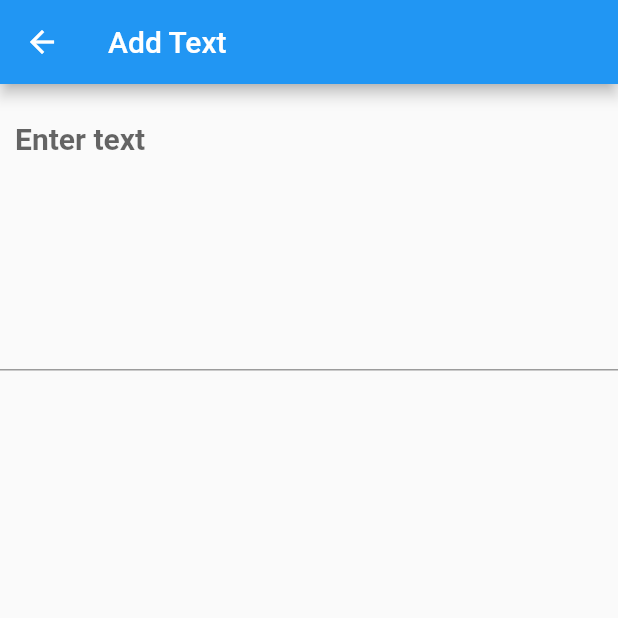
After one commit to BPATHAK10/AudioBookCompanion-minorProject-frontend, a Flutter app: the screen it shows after launch, after a tap on the "add" icon, on a phone screen of 412 x 824 dp, the top half of it. The commit adds this screen. Run offline on Flutter 3.47's test engine with Material 2 defaults, Android fonts, the phone set to English and light mode, and no system bars.

Commit message:
add floating button created, botton nav bar scraped

```diff
--- a/audiobook_companion/lib/main.dart
+++ b/audiobook_companion/lib/main.dart
@@ -1,35 +1,20 @@
+import 'package:audiobook_companion/screens/homescreen.dart';
 import 'package:flutter/material.dart';
 
 void main() {
   runApp(const MyApp());
 }
 
-class MyApp extends StatefulWidget {
-  const MyApp({Key? key}) : super(key: key);
+class MyApp extends StatelessWidget {
+  const MyApp({ Key? key }) : super(key: key);
 
   @override
-  _MyAppState createState() => _MyAppState();
-}
-
-class _MyAppState extends State<MyApp> {
-  @override
   Widget build(BuildContext context) {
-    return MaterialApp(
+     return MaterialApp(
+      title: "Audio Companion",
       home: Home(),
       debugShowCheckedModeBanner: false,
     );
+
   }
 }
-
-class Home extends StatelessWidget {
-  const Home({Key? key}) : super(key: key);
-
-  @override
-  Widget build(BuildContext context) {
-    return Scaffold(
-      appBar: AppBar(
-        title: const Text('Audio Companion'),
-      ),
-    );
-  }
-}
--- /dev/null
+++ b/audiobook_companion/lib/screens/addTextscreen.dart
@@ -0,0 +1,39 @@
+import 'package:flutter/material.dart';
+
+class addTextScreen extends StatefulWidget {
+  const addTextScreen({ Key? key }) : super(key: key);
+
+  @override
+  _addTextScreenState createState() => _addTextScreenState();
+}
+
+class _addTextScreenState extends State<addTextScreen> {
+  @override
+  Widget build(BuildContext context) {
+     return Scaffold(
+       appBar: AppBar(
+         title: Text('Add Text'),
+       ),
+       body: Column(
+        children: [
+          SizedBox(
+            child: TextFormField(
+              minLines: 8,
+              maxLines: null,
+              keyboardType: TextInputType.multiline,
+              decoration: InputDecoration(
+                contentPadding: EdgeInsets.all(10),
+                alignLabelWithHint: true,
+                labelText: 'Enter text',
+                labelStyle: TextStyle(
+                  fontSize: 20,
+                  fontWeight: FontWeight.bold,
+                ),
+              ),
+            ),
+          ),
+        ],
+         ),
+     );
+  }
+}
--- /dev/null
+++ b/audiobook_companion/lib/screens/homescreen.dart
@@ -0,0 +1,80 @@
+import 'package:audiobook_companion/screens/addTextscreen.dart';
+import 'package:flutter/material.dart';
+
+class Home extends StatefulWidget {
+  const Home({ Key? key }) : super(key: key);
+
+  @override
+  _HomeState createState() => _HomeState();
+}
+
+class _HomeState extends State<Home> {
+
+  // int _selectedIndex = 0;
+  // static const TextStyle optionStyle =
+  //     TextStyle(fontSize: 30, fontWeight: FontWeight.bold);
+  // final List<Widget> _widgetOptions = <Widget>[
+  //   MainPage(),
+  //  Container(
+  //     child: Text(
+  //       'Index 1: Recents',
+  //       style: optionStyle,
+  //     ),
+  //   ),
+  //   Container(
+  //     child: Text(
+  //       'Index 2: Info',
+  //       style: optionStyle,
+  //     ),
+  //   ),
+  // ];
+
+  // void _onItemTapped(int index) {
+  //   setState(() {
+  //     _selectedIndex = index;
+  //   });
+  // }
+
+
+
+  @override
+  Widget build(BuildContext context) {
+    return Scaffold(
+      appBar: AppBar(
+        title: const Text("Audio Companion"),
+      ),
+      body: Center(
+      child:const Text("Audio Companion", style: TextStyle(fontSize: 40),),
+      ),
+      floatingActionButton: FloatingActionButton(
+        onPressed: () {
+          Navigator.push(
+            context,
+            MaterialPageRoute(builder: (context) => addTextScreen()),
+          );
+        },
+        tooltip: 'Increment',
+        child: Icon(Icons.add),
+      ),
+      // bottomNavigationBar: BottomNavigationBar(
+      //   items: const <BottomNavigationBarItem>[
+      //     BottomNavigationBarItem(
+      //       icon: Icon(Icons.home),
+      //       title: Text("Home"),
+      //     ),
+      //     BottomNavigationBarItem(
+      //       icon: Icon(Icons.history),
+      //       title: Text("Recents"),
+      //     ),
+      //     BottomNavigationBarItem(
+      //       icon: Icon(Icons.info_outline_rounded),
+      //       title: Text("Info"),
+      //     ),
+      //   ],
+      //   currentIndex: _selectedIndex,
+      //   selectedItemColor: Colors.amber[800],
+      //   onTap: _onItemTapped,
+      // ),
+    );
+  }
+}
```
